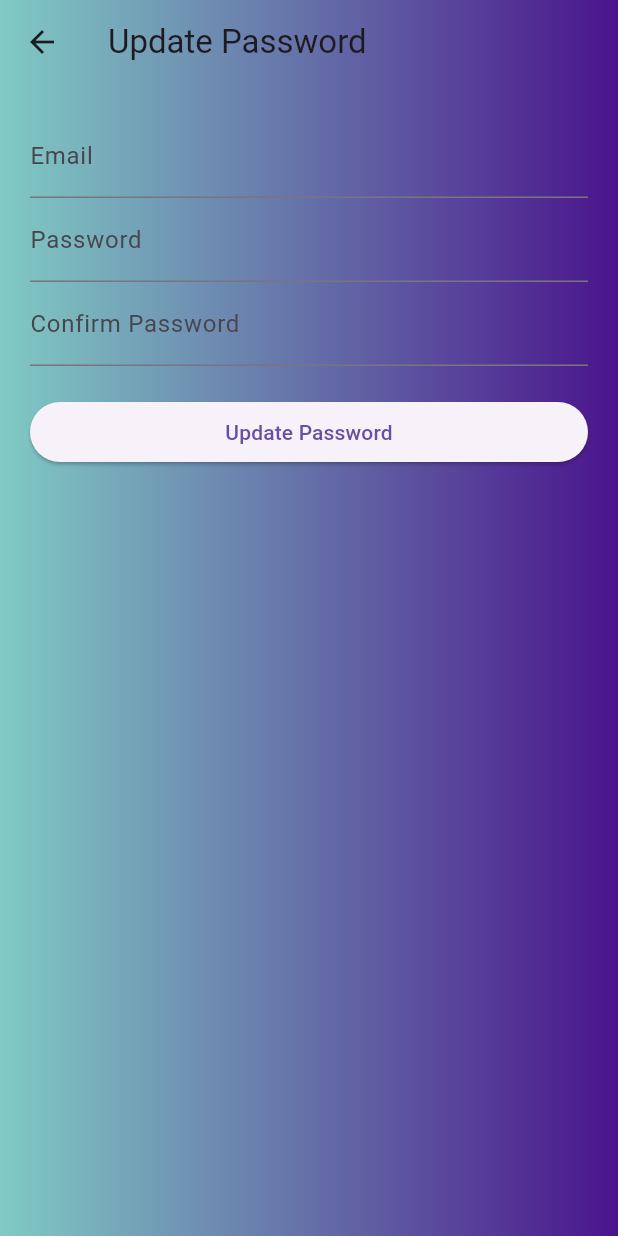
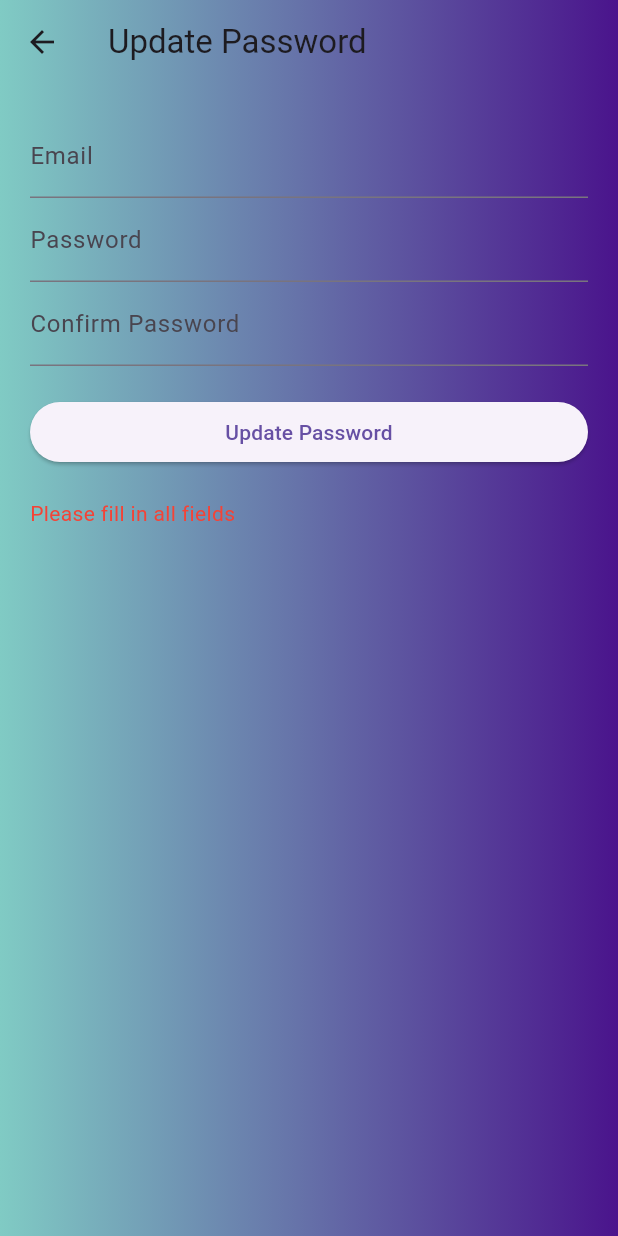
Before and after one commit to karthikshankaran9/pixelinventoryapp, a Flutter app: the UpdatePasswordPage screen opened directly, after a tap on "Update Password", on a phone screen of 412 x 824 dp. Run offline on Flutter 3.47's test engine with Material 3 defaults, Android fonts, the phone set to English and light mode, and no system bars; our stand-ins replace fluttertoast.

Commit message:
forgetpassword_ add_commonapi

```diff
--- /dev/null
+++ b/pixelinventoryapp/lib/forgetpassword.dart/page_update_password.dart
@@ -0,0 +1,93 @@
+import 'package:flutter/material.dart';
+import 'package:pixelinventoryapp/apiCommunication/page_api_communication.dart';
+
+class UpdatePasswordPage extends StatefulWidget {
+  @override
+  _UpdatePasswordPageState createState() => _UpdatePasswordPageState();
+}
+
+class _UpdatePasswordPageState extends State<UpdatePasswordPage> {
+  TextEditingController  _emailController = TextEditingController();
+  TextEditingController _passwordController = TextEditingController();
+  TextEditingController _confirmPasswordController = TextEditingController();
+  String _message = '';
+
+  Future<void> _updatePassword() async {
+    String email = _emailController.text;
+    String password = _passwordController.text;
+    String confirmPassword = _confirmPasswordController.text;
+
+    if (email.isEmpty || password.isEmpty || confirmPassword.isEmpty) {
+      setState(() {
+        _message = 'Please fill in all fields';
+      });
+      return;
+    }
+
+    try {
+      Map<String, dynamic> response = await updatePassword(email, password, confirmPassword);
+      setState(() {
+        _message = response['message'];
+      });
+    } catch (e) {
+      setState(() {
+        _message = 'An error occurred: $e';
+      });
+    }
+  }
+
+  @override
+  Widget build(BuildContext context) {
+    return Scaffold(
+      appBar: AppBar(
+        title:const  Text('Update Password'),
+        flexibleSpace: Container(
+          decoration: BoxDecoration(
+            gradient: LinearGradient(
+              colors: [Colors.teal.shade200, Colors.purple.shade900],
+            ),
+          ),
+        ),
+      ),
+      body: Container(
+        decoration: BoxDecoration(
+          gradient: LinearGradient(
+            colors: [Colors.teal.shade200, Colors.purple.shade900],
+          ),
+        ),
+        child: Padding(
+        padding:const EdgeInsets.all(20.0),
+          child: Column(
+            crossAxisAlignment: CrossAxisAlignment.stretch,
+            children: [
+              TextField(
+                controller: _emailController,
+                decoration:const  InputDecoration(labelText: 'Email'),
+              ),
+              TextField(
+                controller: _passwordController,
+                decoration:const  InputDecoration(labelText: 'Password'),
+                obscureText: true,
+              ),
+              TextField(
+                controller: _confirmPasswordController,
+                decoration:const  InputDecoration(labelText: 'Confirm Password'),
+                obscureText: true,
+              ),
+              const SizedBox(height: 20),
+              ElevatedButton(
+                onPressed: _updatePassword,
+                child:const Text('Update Password'),
+              ),
+             const  SizedBox(height: 20),
+              Text(
+                _message,
+                style:const  TextStyle(color: Colors.red),
+              ),
+            ],
+          ),
+        ),
+      ),
+    );
+  }
+}
--- a/pixelinventoryapp/lib/main.dart
+++ b/pixelinventoryapp/lib/main.dart
@@ -2,7 +2,7 @@ import 'dart:async';
 import 'package:flutter/material.dart';
 import 'package:fluttertoast/fluttertoast.dart';
 import 'package:pixelinventoryapp/userPages/page_register.dart';
-import 'package:pixelinventoryapp/userPages/page_forgot_password.dart';
+import 'package:pixelinventoryapp/forgetpassword.dart/page_forgot_password.dart';
 import 'package:pixelinventoryapp/userPages/page_dashboard_componets.dart';
 import 'package:pixelinventoryapp/adminPages/page_admin_home.dart';
 import 'package:pixelinventoryapp/common/page_data_process.dart';
@@ -47,7 +47,6 @@ class _MyHomePageState extends State<MyHomePage> {
     final String password = _passwordController.text;
     GeneralSettings generalSettings = GeneralSettings();
 
-    // Regular login process
     if (!email.contains('@pixelexpert.net') || email.split('@')[0].isEmpty) {
       getFluttertoastMessage(
           Colors.red,
@@ -242,7 +241,7 @@ class _MyHomePageState extends State<MyHomePage> {
                         Navigator.push(
                           context,
                           MaterialPageRoute(
-                              builder: (context) => ForgetPasswordPage()),
+                              builder: (context) =>  ForgetPasswordPage()),
                         );
                       },
                       child: const Padding(
--- a/pixelinventoryapp/lib/userPages/page_forgot_password.dart
+++ /dev/null
@@ -1,187 +0,0 @@
-import 'dart:convert';
-import 'package:flutter/material.dart';
-import 'package:http/http.dart' as http;
-
-class ForgetPasswordPage extends StatefulWidget {
-  @override
-  _ForgetPasswordPageState createState() => _ForgetPasswordPageState();
-}
-
-class _ForgetPasswordPageState extends State<ForgetPasswordPage> {
-  TextEditingController _employeeIdController = TextEditingController();
-  String _message = '';
-
-  Future<void> _forgetPassword() async {
-    final url = 'http://10.44.100.29:8001/forgetPassword';
-    final Map<String, dynamic> data = {
-      "employee_id": _employeeIdController.text,
-    };
-
-    final response = await http.post(
-      Uri.parse(url),
-      headers: <String, String>{
-        'Content-Type': 'application/json; charset=UTF-8',
-      },
-      body: jsonEncode(data),
-    );
-
-    if (response.statusCode == 200) {
-      final Map<String, dynamic> responseData = json.decode(response.body);
-      setState(() {
-        _message = responseData['message'];
-      });
-
-      // If employee ID is matched, navigate to UpdatePasswordPage
-      if (responseData['success']) {
-        Navigator.push(
-          context,
-          MaterialPageRoute(builder: (context) => UpdatePasswordPage()),
-        );
-      }
-    } else {
-      setState(() {
-        _message = 'Failed to reset password';
-      });
-    }
-  }
-
-  @override
-  Widget build(BuildContext context) {
-    return Scaffold(
-      appBar: AppBar(
-        title: Text('Forget Password'),
-        flexibleSpace: Container(
-          decoration: BoxDecoration(
-            gradient: LinearGradient(
-              colors: [Colors.teal.shade200, Colors.purple.shade900],
-            ),
-          ),
-        ),
-      ),
-      body: Container(
-        decoration: BoxDecoration(
-          gradient: LinearGradient(
-            colors: [Colors.teal.shade200, Colors.purple.shade900],
-          ),
-        ),
-        child: Padding(
-          padding: EdgeInsets.all(20.0),
-          child: Column(
-            crossAxisAlignment: CrossAxisAlignment.stretch,
-            children: [
-              TextField(
-                controller: _employeeIdController,
-                decoration: InputDecoration(labelText: 'Employee ID'),
-              ),
-              SizedBox(height: 20),
-              ElevatedButton(
-                onPressed: _forgetPassword,
-                child: Text('Reset Password'),
-              ),
-              SizedBox(height: 20),
-              Text(
-                _message,
-                style: TextStyle(color: Colors.red),
-              ),
-            ],
-          ),
-        ),
-      ),
-    );
-  }
-}
-
-class UpdatePasswordPage extends StatefulWidget {
-  @override
-  _UpdatePasswordPageState createState() => _UpdatePasswordPageState();
-}
-
-class _UpdatePasswordPageState extends State<UpdatePasswordPage> {
-  TextEditingController _emailController = TextEditingController();
-  TextEditingController _passwordController = TextEditingController();
-  TextEditingController _confirmPasswordController = TextEditingController();
-  String _message = '';
-
-  Future<void> _updatePassword() async {
-    final url = 'http://192.168.112.106:8000/updatePassword';
-    final Map<String, dynamic> data = {
-      "email": _emailController.text,
-      "password": _passwordController.text,
-      "confirmpassword": _confirmPasswordController.text,
-    };
-
-    final response = await http.post(
-      Uri.parse(url),
-      headers: <String, String>{
-        'Content-Type': 'application/json; charset=UTF-8',
-      },
-      body: jsonEncode(data),
-    );
-
-    if (response.statusCode == 200) {
-      final Map<String, dynamic> responseData = json.decode(response.body);
-      setState(() {
-        _message = responseData['message'];
-      });
-    } else {
-      setState(() {
-        _message = 'Failed to update password';
-      });
-    }
-  }
-
-  @override
-  Widget build(BuildContext context) {
-    return Scaffold(
-      appBar: AppBar(
-        title: Text('Update Password'),
-        flexibleSpace: Container(
-          decoration: BoxDecoration(
-            gradient: LinearGradient(
-              colors: [Colors.teal.shade200, Colors.purple.shade900],
-            ),
-          ),
-        ),
-      ),
-      body: Container(
-        decoration: BoxDecoration(
-          gradient: LinearGradient(
-            colors: [Colors.teal.shade200, Colors.purple.shade900],
-          ),
-        ),
-        child: Padding(
-          padding: EdgeInsets.all(20.0),
-          child: Column(
-            crossAxisAlignment: CrossAxisAlignment.stretch,
-            children: [
-              TextField(
-                controller: _emailController,
-                decoration: InputDecoration(labelText: 'Email'),
-              ),
-              TextField(
-                controller: _passwordController,
-                decoration: InputDecoration(labelText: 'Password'),
-                obscureText: true,
-              ),
-              TextField(
-                controller: _confirmPasswordController,
-                decoration: InputDecoration(labelText: 'Confirm Password'),
-                obscureText: true,
-              ),
-              SizedBox(height: 20),
-              ElevatedButton(
-                onPressed: _updatePassword,
-                child: Text('Update Password'),
-              ),
-              SizedBox(height: 20),
-              Text(
-                _message,
-                style: TextStyle(color: Colors.red),
-              ),
-            ],
-          ),
-        ),
-      ),
-    );
-  }
-}
```
Also changed, not shown: pixelinventoryapp/lib/apiCommunication/page_api_communication.dart (+52 -0 lines), pixelinventoryapp/lib/forgetpassword.dart/page_forgot_password.dart (added, +86 -0 lines), pixelinventoryapp/pubspec.lock.
